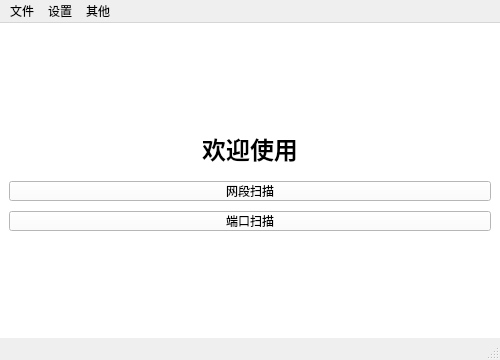
Before: the Qt Designer form qt/mainwindow.ui in JJLibra/XScanner, drawn with Qt 5.
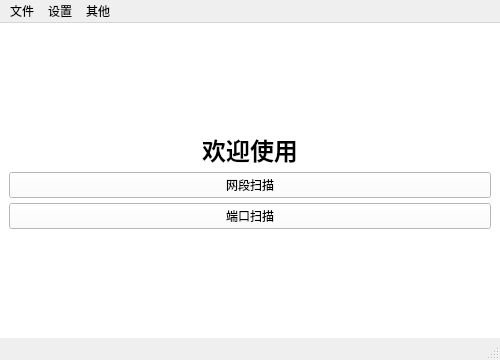
After: the same form once the commit is applied.

Commit message: 🌈 style: 页面UI升级

```diff
--- a/qt/mainwindow.ui
+++ b/qt/mainwindow.ui
@@ -21,18 +21,15 @@
     <property name="spacing">
         <number>5</number>
     </property>
-    <property name="alignment">
-        <set>Qt::AlignTop</set>
-    </property>
     <item>
     <spacer name="verticalSpacerTop">
         <property name="orientation">
             <enum>Qt::Vertical</enum>
         </property>
-        <property name="sizeHint" stdset="0">
+      <property name="sizeHint">
             <size>
                 <width>20</width>
-                <height>20</height>
+        <height>40</height>
             </size>
         </property>
     </spacer>
@@ -57,8 +54,11 @@
         <property name="text">
          <string>网段扫描</string>
         </property>
-        <property name="styleSheet">
-         <string notr="true">margin-top: 10px;</string>
+        <property name="minimumSize">
+         <size>
+          <width>100</width>
+          <height>0</height>
+         </size>
         </property>
        </widget>
       </item>
@@ -67,8 +67,11 @@
         <property name="text">
          <string>端口扫描</string>
         </property>
-        <property name="styleSheet">
-         <string notr="true">margin-top: 5px;</string>
+        <property name="minimumSize">
+         <size>
+          <width>100</width>
+          <height>0</height>
+         </size>
         </property>
        </widget>
       </item>
@@ -79,10 +82,10 @@
       <property name="orientation">
        <enum>Qt::Vertical</enum>
       </property>
-      <property name="sizeHint" stdset="0">
+      <property name="sizeHint">
        <size>
         <width>20</width>
-        <height>40</height>
+        <height>100</height>
        </size>
       </property>
      </spacer>
```
Left out of the diff: 2 changed lines with no effect on the pictures. Lines whose indentation alone changed are shown as unchanged. The commit also changes 6 other files.
